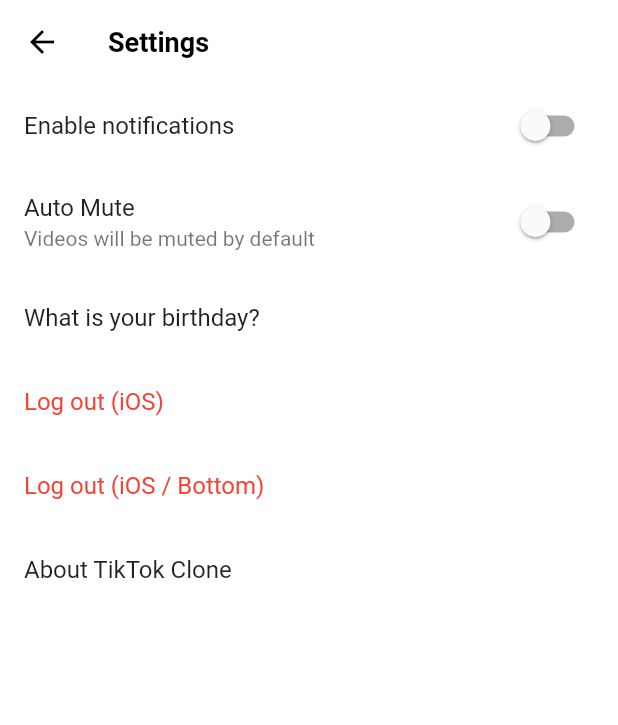
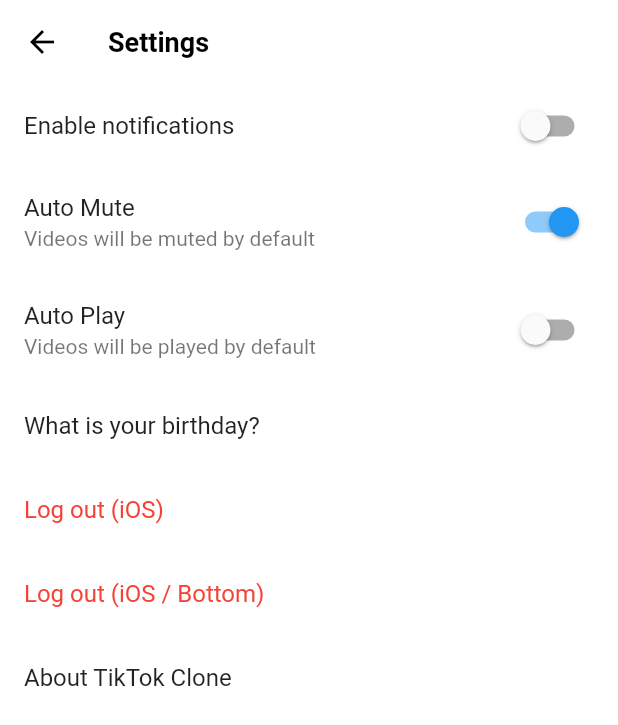
Before and after one commit to korca0220/flutter_tictok_clone, a Flutter app: the SettingsScreen screen opened directly, after a tap on "Auto Mute", on a phone screen of 412 x 824 dp. Shown: the top 725 px of the screen. Run offline on Flutter 3.47's test engine with Material 2 defaults, Android fonts, the phone set to English and light mode, and no system bars; our stand-ins replace camera, font_awesome_flutter, go_router, image_picker, permission_handler, video_player and 1 more; missing offline and left inert: gal; network calls fail.

```diff
--- a/lib/common/widgets/video_config/video_config.dart
+++ b/lib/common/widgets/video_config/video_config.dart
@@ -1,12 +1,16 @@
 import 'package:flutter/material.dart';
 
 class VideoConfig extends ChangeNotifier {
-  bool autoMute = true;
+  bool isMuted = false;
+  bool isAutoPlay = false;
 
-  void toggleAutoMute() {
-    autoMute = !autoMute;
+  void toggleIsMuted() {
+    isMuted = !isMuted;
+    notifyListeners();
+  }
+
+  void toggleAutoPlay() {
+    isAutoPlay = !isAutoPlay;
     notifyListeners();
   }
 }
-
-final videoConfig = VideoConfig();
--- a/lib/features/settings/settings_screen.dart
+++ b/lib/features/settings/settings_screen.dart
@@ -2,6 +2,7 @@
 
 import 'package:flutter/cupertino.dart';
 import 'package:flutter/material.dart';
+import 'package:provider/provider.dart';
 
 import '../../common/widgets/video_config/video_config.dart';
 
@@ -36,18 +37,17 @@ class _SettingsScreenState extends State<SettingsScreen> {
             onChanged: _onNotificationsChanged,
             title: const Text('Enable notifications'),
           ),
-          AnimatedBuilder(
-            animation: videoConfig,
-            builder: (context, child) {
-              return SwitchListTile.adaptive(
-                value: videoConfig.autoMute,
-                onChanged: (value) {
-                  videoConfig.toggleAutoMute();
-                },
-                title: const Text('Auto Mute'),
-                subtitle: const Text('Videos will be muted by default'),
-              );
-            },
+          SwitchListTile.adaptive(
+            value: context.watch<VideoConfig>().isMuted,
+            onChanged: (value) => context.read<VideoConfig>().toggleIsMuted(),
+            title: const Text('Auto Mute'),
+            subtitle: const Text('Videos will be muted by default'),
+          ),
+          SwitchListTile.adaptive(
+            value: context.watch<VideoConfig>().isAutoPlay,
+            onChanged: (value) => context.read<VideoConfig>().toggleAutoPlay(),
+            title: const Text('Auto Play'),
+            subtitle: const Text('Videos will be played by default'),
           ),
           ListTile(
             onTap: () async {
--- a/lib/features/videos/widgets/video_post.dart
+++ b/lib/features/videos/widgets/video_post.dart
@@ -1,8 +1,10 @@
 import 'package:flutter/material.dart';
 import 'package:font_awesome_flutter/font_awesome_flutter.dart';
+import 'package:provider/provider.dart';
 import 'package:video_player/video_player.dart';
 import 'package:visibility_detector/visibility_detector.dart';
 
+import '../../../common/widgets/video_config/video_config.dart';
 import '../../../constants/gaps.dart';
 import '../../../constants/sizes.dart';
 import 'video_button.dart';
@@ -148,9 +150,11 @@ class _VideoPostState extends State<VideoPost>
             left: 20,
             top: 20,
             child: IconButton(
-              onPressed: () {},
-              icon: const FaIcon(
-                false
+              onPressed: () {
+                context.read<VideoConfig>().toggleIsMuted();
+              },
+              icon: FaIcon(
+                context.watch<VideoConfig>().isMuted
                     ? FontAwesomeIcons.volumeOff
                     : FontAwesomeIcons.volumeHigh,
                 color: Colors.white,
--- a/pubspec.yaml
+++ b/pubspec.yaml
@@ -40,6 +40,7 @@ dependencies:
   google_fonts: ^5.1.0
   gal: ^1.8.5
   image_picker: ^1.0.2
+  provider: ^6.0.5
 
 dev_dependencies:
   flutter_test:
```
Also changed, not shown: lib/main.dart (+10 -1 lines).
